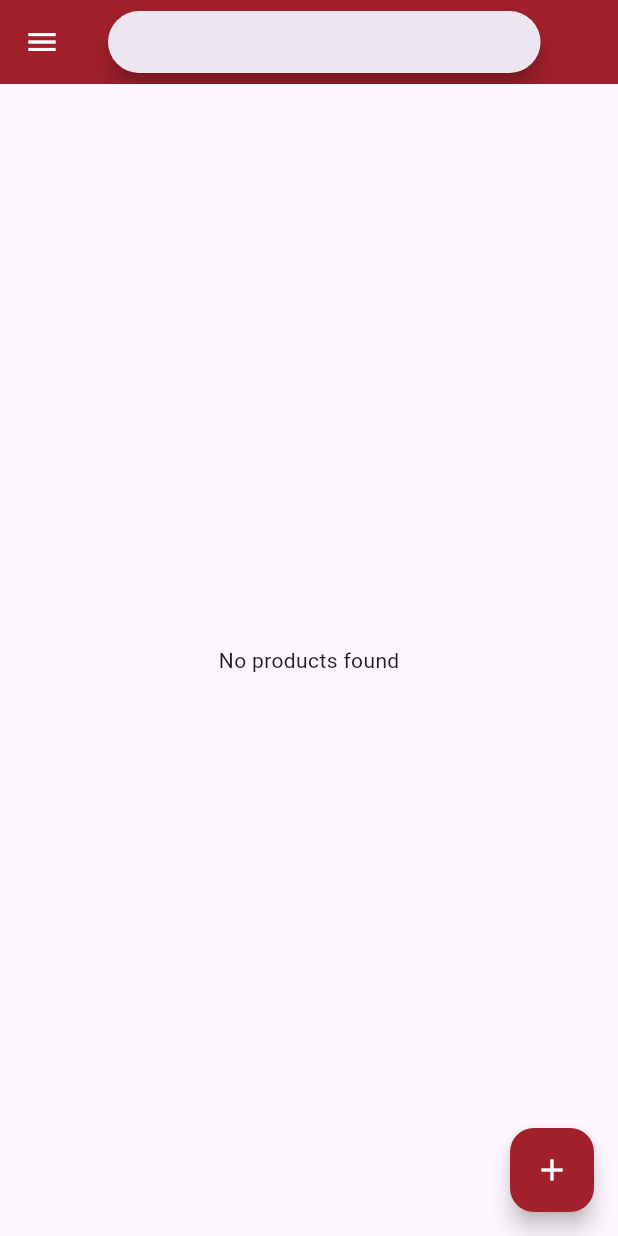
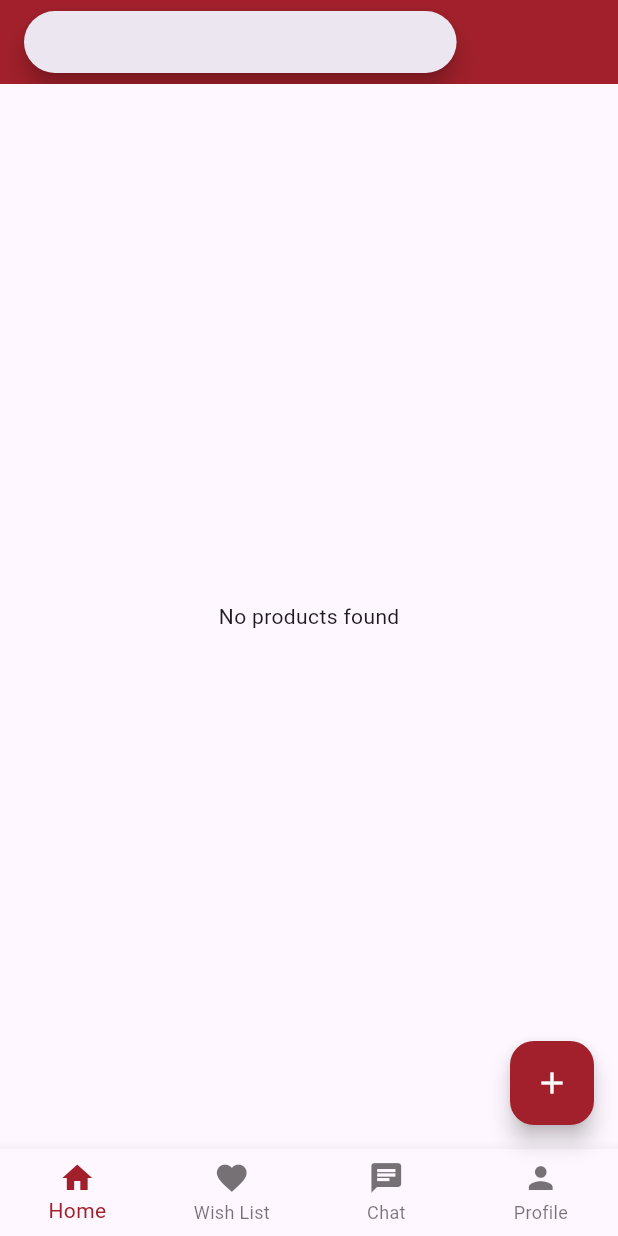
Before and after one commit to Jungwoo-Ryu/badger-market-app, a Flutter app: the screen it shows once a user with an empty profile is signed in, on a phone screen of 412 x 824 dp. Run offline on Flutter 3.47's test engine with Material 3 defaults, Android fonts, the phone set to English and light mode, and no system bars; our stand-ins replace cached_network_image, cloud_firestore, firebase_auth, firebase_core, firebase_storage, image_picker; accounts and stored records are empty.

```diff
--- a/lib/page/home_screen.dart
+++ b/lib/page/home_screen.dart
@@ -1,10 +1,10 @@
 import 'package:badger_market/DTO/product.dart';
+import 'package:badger_market/page/messnager_page.dart';
 import 'package:badger_market/page/post_product_screen.dart';
 import 'package:cloud_firestore/cloud_firestore.dart';
 import 'package:flutter/material.dart';
 
 import '../DTO/product_tile.dart';
-import '../components/my_drawer.dart';
 
 class HomeScreen extends StatefulWidget {
   const HomeScreen({Key? key}) : super(key: key);
@@ -17,6 +17,7 @@ class _HomeScreenState extends State<HomeScreen> {
   late String searchString;
   List<Product> products = [];
   bool isLoading = true;
+  int _selectedIndex = 0;
 
   @override
   void initState() {
@@ -52,6 +53,7 @@ class _HomeScreenState extends State<HomeScreen> {
     }
   }
 
+
   void setSearchString(String value) => setState(() {
         searchString = value;
       });
@@ -62,6 +64,12 @@ class _HomeScreenState extends State<HomeScreen> {
       MaterialPageRoute(builder: (context) => PostProductScreen()),
     );
     fetchProducts(); // Refresh the products when returning from the PostProductScreen
+  }
+
+  void _onItemTapped(int index) {
+    setState(() {
+      _selectedIndex = index;
+    });
   }
 
   @override
@@ -79,7 +87,9 @@ class _HomeScreenState extends State<HomeScreen> {
     } else {
       searchResultTiles = products.map((p) => ProductTile(product: p)).toList();
     }
-    return Scaffold(
+
+    List<Widget> _pages = <Widget>[
+      Scaffold(
         appBar: AppBar(
           title: Container(
             width: MediaQuery.of(context).size.width * 0.7, // Adjust the width as needed
@@ -94,7 +104,6 @@ class _HomeScreenState extends State<HomeScreen> {
           backgroundColor: const Color.fromRGBO(161, 32, 43, 1),
           iconTheme: IconThemeData(color: Colors.white), // Set hamburger button color to white
         ),
-      drawer: const MyDrawer(),
         body: isLoading
             ? Center(child: CircularProgressIndicator())
             : RefreshIndicator(
@@ -113,12 +122,60 @@ class _HomeScreenState extends State<HomeScreen> {
                         ),
                       ),
               ),
+      ),
+      Scaffold(
+        appBar: AppBar(
+          title: Text('Wish List'),
+          backgroundColor: const Color.fromRGBO(161, 32, 43, 1),
+        ),
+        body: Center(child: Text('Wish List')),
+      ),
+      MessengerPage(
+      ),
+      Scaffold(
+        appBar: AppBar(
+          title: Text('Profile'),
+          backgroundColor: const Color.fromRGBO(161, 32, 43, 1),
+        ),
+        body: Center(child: Text('Profile')),
+      ),
+    ];
+
+    return Scaffold(
+      body: IndexedStack(
+        index: _selectedIndex,
+        children: _pages,
+      ),
       floatingActionButton: FloatingActionButton(
         onPressed: _postProduct,
         child: const Icon(Icons.add),
         backgroundColor: const Color.fromRGBO(161, 32, 43, 1),
         foregroundColor: Colors.white, // Set "+" button color to white
       ),
+      bottomNavigationBar: BottomNavigationBar(
+        items: const <BottomNavigationBarItem>[
+          BottomNavigationBarItem(
+            icon: Icon(Icons.home),
+            label: 'Home',
+          ),
+          BottomNavigationBarItem(
+            icon: Icon(Icons.favorite),
+            label: 'Wish List',
+          ),
+          BottomNavigationBarItem(
+            icon: Icon(Icons.chat),
+            label: 'Chat',
+          ),
+          BottomNavigationBarItem(
+            icon: Icon(Icons.person),
+            label: 'Profile',
+          ),
+        ],
+        currentIndex: _selectedIndex,
+        selectedItemColor: const Color.fromRGBO(161, 32, 43, 1),
+        onTap: _onItemTapped,
+        type: BottomNavigationBarType.fixed,
+      ),
     );
   }
 }
```
Lines whose indentation alone changed are shown as unchanged.
